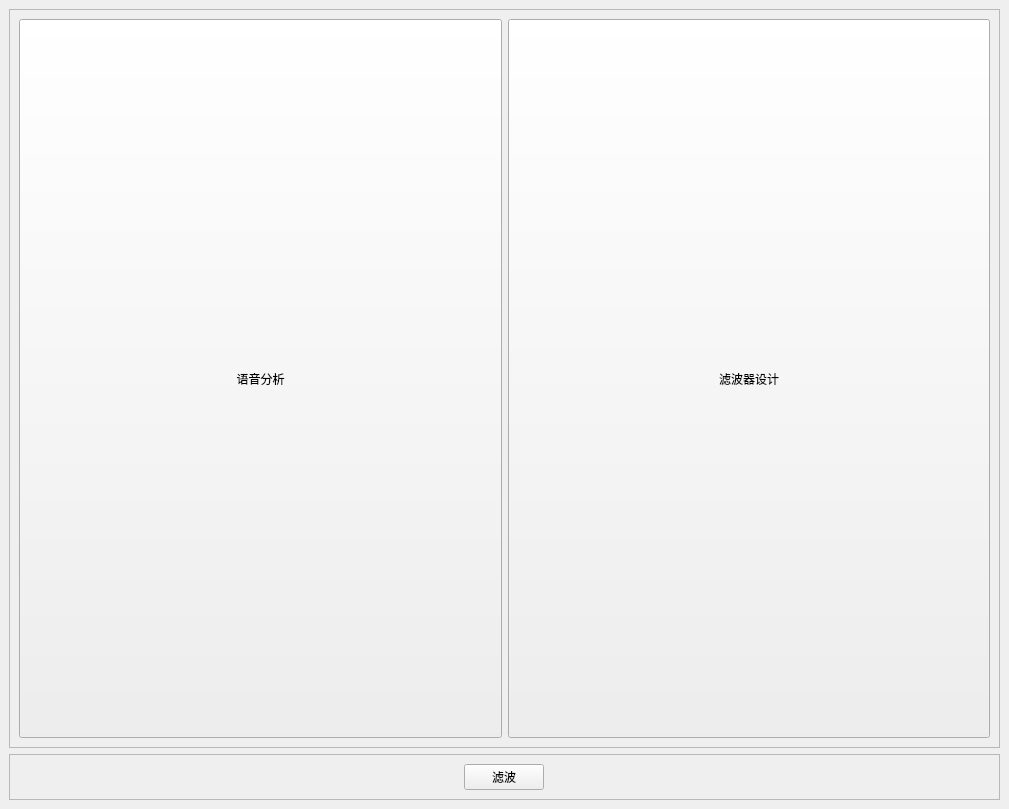
Pigletzzz/SignalProcessing, file ui/mainwindow.ui: the form before one commit.
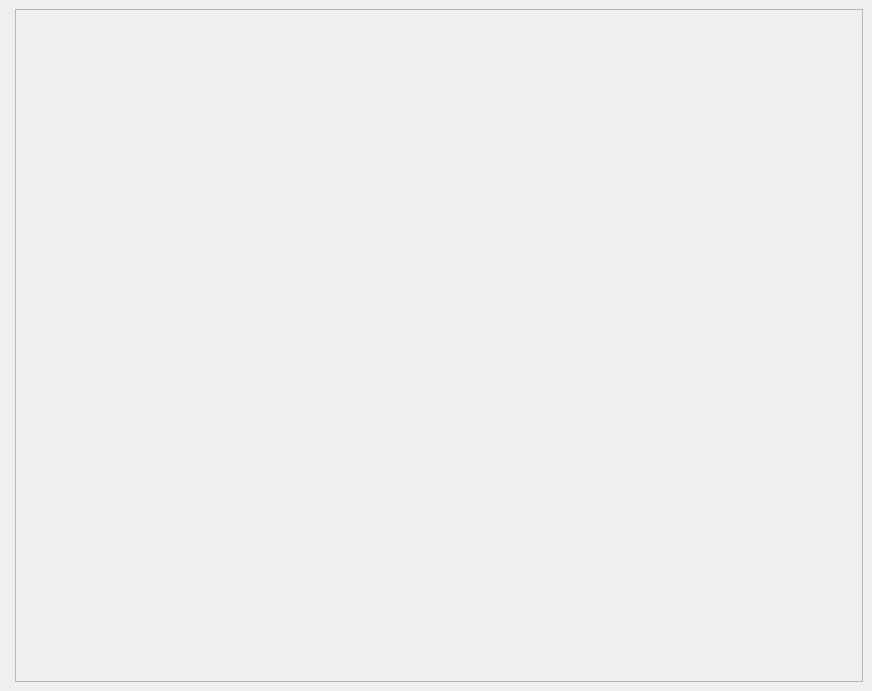
The form after the commit. Custom widgets are drawn as their Qt base class.

The edit to the form file:
```diff
--- a/ui/mainwindow.ui
+++ b/ui/mainwindow.ui
@@ -6,8 +6,8 @@
    <rect>
     <x>0</x>
     <y>0</y>
-    <width>1009</width>
-    <height>809</height>
+    <width>872</width>
+    <height>691</height>
    </rect>
   </property>
   <property name="windowTitle">
@@ -22,6 +22,13 @@
    </property>
    <layout class="QGridLayout" name="gridLayout">
     <item row="0" column="0">
+     <widget class="NavigationInterface" name="NavigationInterface">
+      <property name="inputMethodHints">
+       <set>Qt::ImhNone</set>
+      </property>
+     </widget>
+    </item>
+    <item row="0" column="1">
      <widget class="QFrame" name="frame">
       <property name="sizePolicy">
        <sizepolicy hsizetype="Expanding" vsizetype="Expanding">
@@ -35,76 +42,19 @@
       <property name="frameShadow">
        <enum>QFrame::Raised</enum>
       </property>
-      <layout class="QHBoxLayout" name="horizontalLayout">
-       <item>
-        <widget class="QPushButton" name="voiceButton">
-         <property name="sizePolicy">
-          <sizepolicy hsizetype="Minimum" vsizetype="Expanding">
-           <horstretch>0</horstretch>
-           <verstretch>0</verstretch>
-          </sizepolicy>
-         </property>
-         <property name="text">
-          <string>语音分析</string>
-         </property>
-         <property name="flat">
-          <bool>false</bool>
-         </property>
-        </widget>
-       </item>
-       <item>
-        <widget class="QPushButton" name="designerButton">
-         <property name="enabled">
-          <bool>true</bool>
-         </property>
-         <property name="sizePolicy">
-          <sizepolicy hsizetype="Minimum" vsizetype="Expanding">
-           <horstretch>0</horstretch>
-           <verstretch>0</verstretch>
-          </sizepolicy>
-         </property>
-         <property name="text">
-          <string>滤波器设计</string>
-         </property>
-         <property name="autoDefault">
-          <bool>false</bool>
-         </property>
-         <property name="flat">
-          <bool>false</bool>
-         </property>
-        </widget>
-       </item>
-      </layout>
-     </widget>
-    </item>
-    <item row="1" column="0" rowspan="2">
-     <widget class="QFrame" name="frame_2">
-      <property name="frameShape">
-       <enum>QFrame::StyledPanel</enum>
-      </property>
-      <property name="frameShadow">
-       <enum>QFrame::Raised</enum>
-      </property>
-      <layout class="QHBoxLayout" name="horizontalLayout_2">
-       <item>
-        <widget class="QPushButton" name="filterButton">
-         <property name="sizePolicy">
-          <sizepolicy hsizetype="Fixed" vsizetype="Expanding">
-           <horstretch>0</horstretch>
-           <verstretch>0</verstretch>
-          </sizepolicy>
-         </property>
-         <property name="text">
-          <string>滤波</string>
-         </property>
-        </widget>
-       </item>
-      </layout>
+      <layout class="QHBoxLayout" name="horizontalLayout"/>
      </widget>
     </item>
    </layout>
   </widget>
  </widget>
+ <customwidgets>
+  <customwidget>
+   <class>NavigationInterface</class>
+   <extends>QWidget</extends>
+   <header>qfluentwidgets</header>
+  </customwidget>
+ </customwidgets>
  <resources/>
  <connections/>
 </ui>
```
